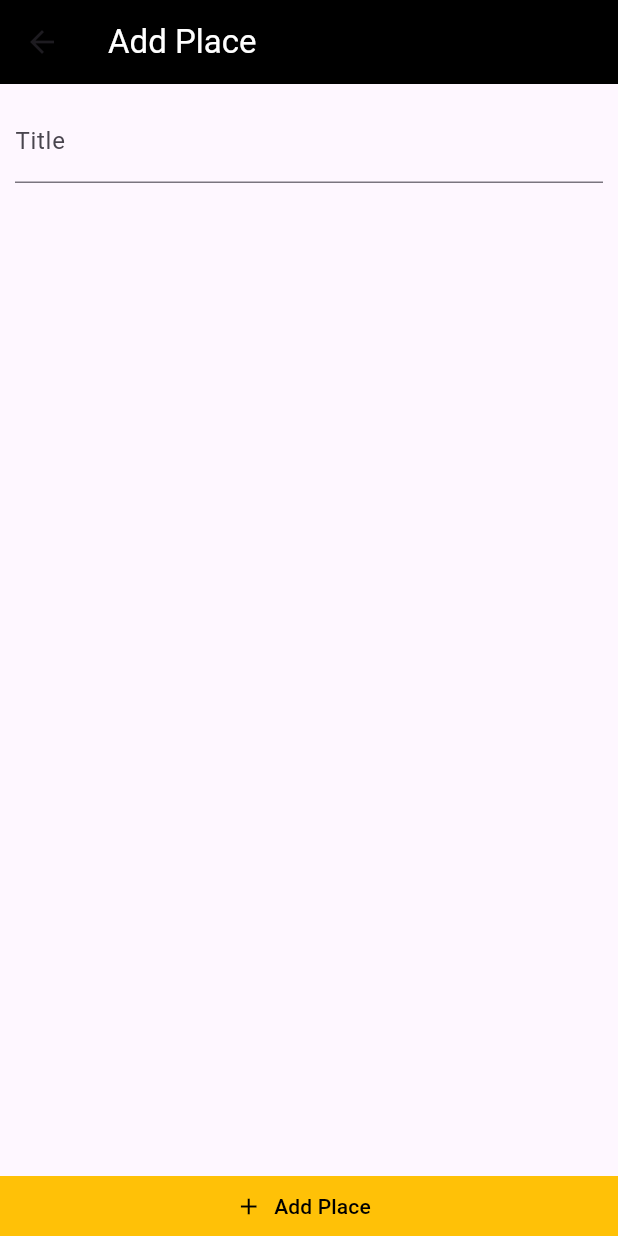
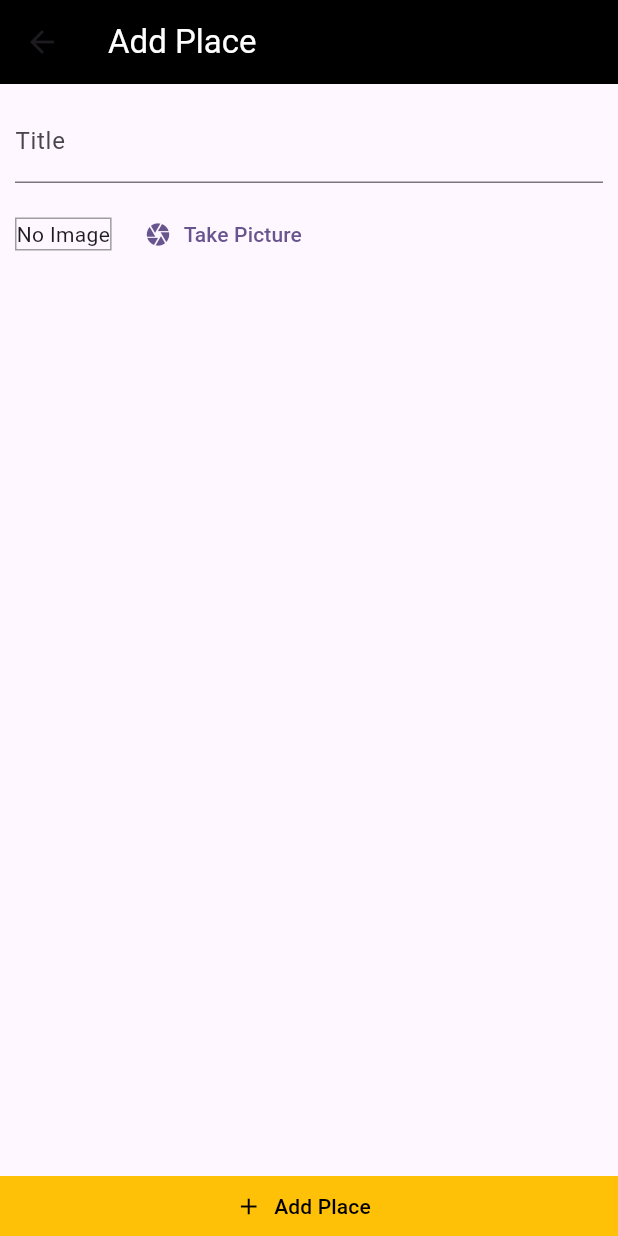
Before and after one commit to RichFlair/places_app, a Flutter app: the AddPlacesScreen screen opened by its route, on a phone screen of 412 x 824 dp. Run offline on Flutter 3.47's test engine with Material 3 defaults, Android fonts, the phone set to English and light mode, and no system bars.

Commit message:
image input widget

```diff
--- a/lib/screens/add_places_screen.dart
+++ b/lib/screens/add_places_screen.dart
@@ -1,4 +1,6 @@
 import 'package:flutter/material.dart';
+
+import 'package:places_app/widgets/image_input.dart';
 
 class AddPlacesScreen extends StatefulWidget {
   const AddPlacesScreen({super.key});
@@ -31,6 +33,10 @@ class _AddPlacesScreenState extends State<AddPlacesScreen> {
                     TextField(
                       decoration: InputDecoration(labelText: 'Title'),
                     ),
+                    SizedBox(
+                      height: 10,
+                    ),
+                    ImageInput(),
                   ],
                 ),
               ),
--- a/lib/widgets/image_input.dart
+++ b/lib/widgets/image_input.dart
@@ -1,3 +1,5 @@
+import 'dart:io';
+
 import 'package:flutter/material.dart';
 
 class ImageInput extends StatefulWidget {
@@ -8,8 +10,35 @@ class ImageInput extends StatefulWidget {
 }
 
 class _ImageInputState extends State<ImageInput> {
+  File? _storedImage;
   @override
   Widget build(BuildContext context) {
-    return const Placeholder();
+    return Row(
+      children: [
+        Container(
+          decoration: BoxDecoration(
+            border: Border.all(color: Colors.grey),
+          ),
+          child: _storedImage != null
+              ? Image.file(
+                  _storedImage!,
+                  fit: BoxFit.cover,
+                  width: double.infinity,
+                )
+              : const Text(
+                  'No Image',
+                  textAlign: TextAlign.center,
+                ),
+        ),
+        const SizedBox(
+          width: 10,
+        ),
+        TextButton.icon(
+          onPressed: () {},
+          icon: const Icon(Icons.camera),
+          label: const Text('Take Picture'),
+        ),
+      ],
+    );
   }
 }
```
